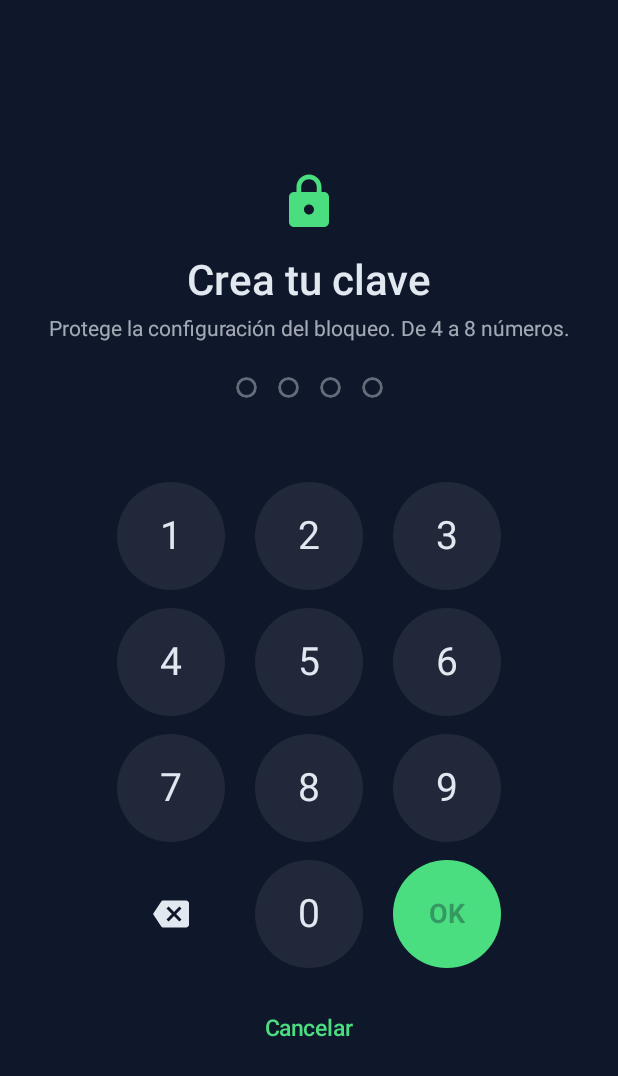
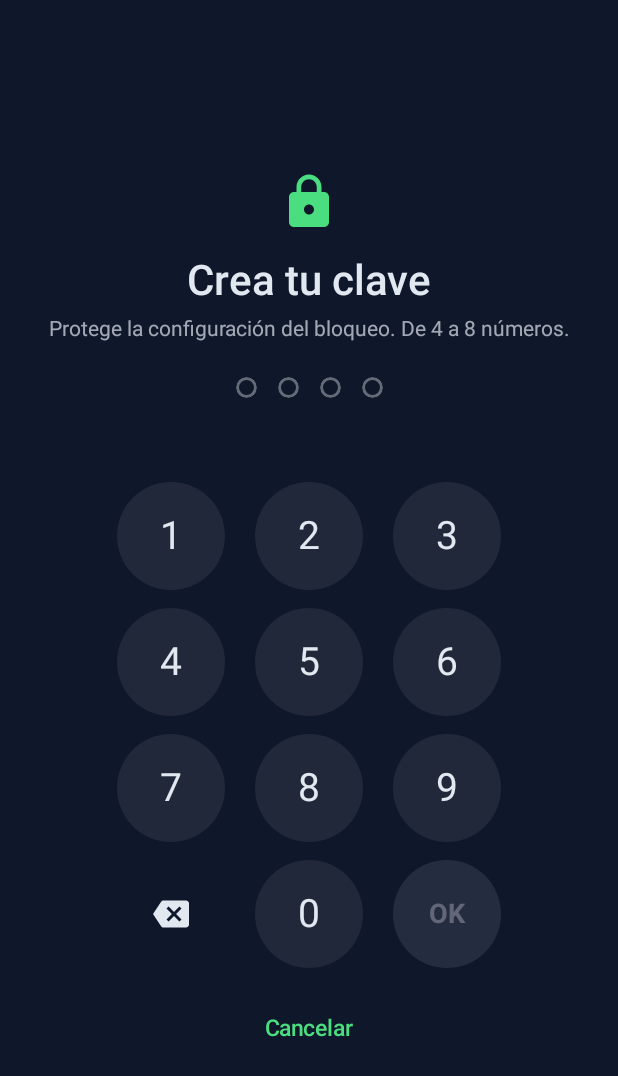
Before and after one commit to yuliancorner-cyber/Code-Proyecto-, an Android app built with Jetpack Compose: the @Preview function VistaPreviaClave, on a phone screen of 412 x 824 dp. Shown: the top 1076 px of the screen. Run offline under Robolectric (Android 15) with nearby library versions, the phone set to English and light mode, and no system bars.

Commit message:
Fase 5: el boton OK del PIN ya no desaparece al activarse
En el Xiaomi, al escribir el cuarto digito el circulo verde del OK
desaparecia y quedaba el texto blanco sobre fondo blanco. La tecla estaba
hecha a mano con fondo + clickable + Modifier.alpha, y esa combinacion se
dibujaba mal justo al pasar de desactivada a activada.

- OK pasa a ser un Button de Material 3 circular, que gestiona solo sus
  colores activado y desactivado.
- Las teclas de numeros indican el estado desactivado (al llegar a 8
  digitos) con el color del texto, sin Modifier.alpha.

Co-Authored-By: Claude Opus 5.5 <noreply@anthropic.com>
Claude-Session: https://claude.ai/code/session_01Sozx7ZfhWeqdfN3bPjkXu1

```diff
--- a/app/src/main/java/com/focuszone/app/ui/PantallaClave.kt
+++ b/app/src/main/java/com/focuszone/app/ui/PantallaClave.kt
@@ -7,6 +7,7 @@ import androidx.compose.foundation.clickable
 import androidx.compose.foundation.layout.Arrangement
 import androidx.compose.foundation.layout.Box
 import androidx.compose.foundation.layout.Column
+import androidx.compose.foundation.layout.PaddingValues
 import androidx.compose.foundation.layout.Row
 import androidx.compose.foundation.layout.Spacer
 import androidx.compose.foundation.layout.fillMaxSize
@@ -18,6 +19,7 @@ import androidx.compose.foundation.shape.CircleShape
 import androidx.compose.material.icons.Icons
 import androidx.compose.material.icons.automirrored.filled.Backspace
 import androidx.compose.material.icons.filled.Lock
+import androidx.compose.material3.Button
 import androidx.compose.material3.Icon
 import androidx.compose.material3.MaterialTheme
 import androidx.compose.material3.Text
@@ -30,7 +32,6 @@ import androidx.compose.runtime.rememberCoroutineScope
 import androidx.compose.runtime.setValue
 import androidx.compose.ui.Alignment
 import androidx.compose.ui.Modifier
-import androidx.compose.ui.draw.alpha
 import androidx.compose.ui.draw.clip
 import androidx.compose.ui.platform.LocalContext
 import androidx.compose.ui.res.stringResource
@@ -233,35 +234,56 @@ private fun TecladoNumerico(
     Column(verticalArrangement = Arrangement.spacedBy(12.dp), horizontalAlignment = Alignment.CenterHorizontally) {
         filas.forEach { fila ->
             Row(horizontalArrangement = Arrangement.spacedBy(20.dp)) {
-                fila.forEach { d -> TeclaTexto(d, habilitado && puedeEscribir) { onDigito(d) } }
+                fila.forEach { d -> TeclaDigito(d, habilitado && puedeEscribir) { onDigito(d) } }
             }
         }
         Row(horizontalArrangement = Arrangement.spacedBy(20.dp)) {
             TeclaBorrar(habilitado, onBorrar)
-            TeclaTexto("0", habilitado && puedeEscribir) { onDigito("0") }
-            TeclaTexto(stringResource(R.string.clave_ok), habilitado && puedeAceptar, destacada = true, onClick = onAceptar)
+            TeclaDigito("0", habilitado && puedeEscribir) { onDigito("0") }
+            TeclaAceptar(habilitado && puedeAceptar, onAceptar)
         }
     }
 }
 
+/**
+ * Tecla de un numero. Desactivada (al llegar a 8 digitos) solo cambia el
+ * color del texto: sin capas de transparencia, que en algunos celulares se
+ * dibujaban mal.
+ */
 @Composable
-private fun TeclaTexto(texto: String, habilitada: Boolean, destacada: Boolean = false, onClick: () -> Unit) {
+private fun TeclaDigito(texto: String, habilitada: Boolean, onClick: () -> Unit) {
     val colores = MaterialTheme.colorScheme
     Box(
         contentAlignment = Alignment.Center,
         modifier = Modifier
             .size(72.dp)
             .clip(CircleShape)
-            .background(if (destacada) colores.primary else colores.onBackground.copy(alpha = 0.08f))
+            .background(colores.onBackground.copy(alpha = 0.08f))
             .clickable(enabled = habilitada, onClick = onClick)
-            .alpha(if (habilitada) 1f else 0.35f)
     ) {
         Text(
             texto,
-            fontSize = if (destacada) 18.sp else 26.sp,
-            fontWeight = if (destacada) FontWeight.Bold else FontWeight.Normal,
-            color = if (destacada) colores.onPrimary else colores.onBackground
+            fontSize = 26.sp,
+            color = if (habilitada) colores.onBackground else colores.onBackground.copy(alpha = 0.3f)
         )
+    }
+}
+
+/**
+ * Tecla OK: un boton estandar de Material, que ya resuelve bien sus colores
+ * activado (verde) y desactivado (gris). Antes era un circulo hecho a mano y,
+ * en el Xiaomi, el fondo verde desaparecia justo al activarse.
+ */
+@Composable
+private fun TeclaAceptar(habilitada: Boolean, onClick: () -> Unit) {
+    Button(
+        onClick = onClick,
+        enabled = habilitada,
+        shape = CircleShape,
+        contentPadding = PaddingValues(0.dp),
+        modifier = Modifier.size(72.dp)
+    ) {
+        Text(stringResource(R.string.clave_ok), fontSize = 18.sp, fontWeight = FontWeight.Bold)
     }
 }
 
```
